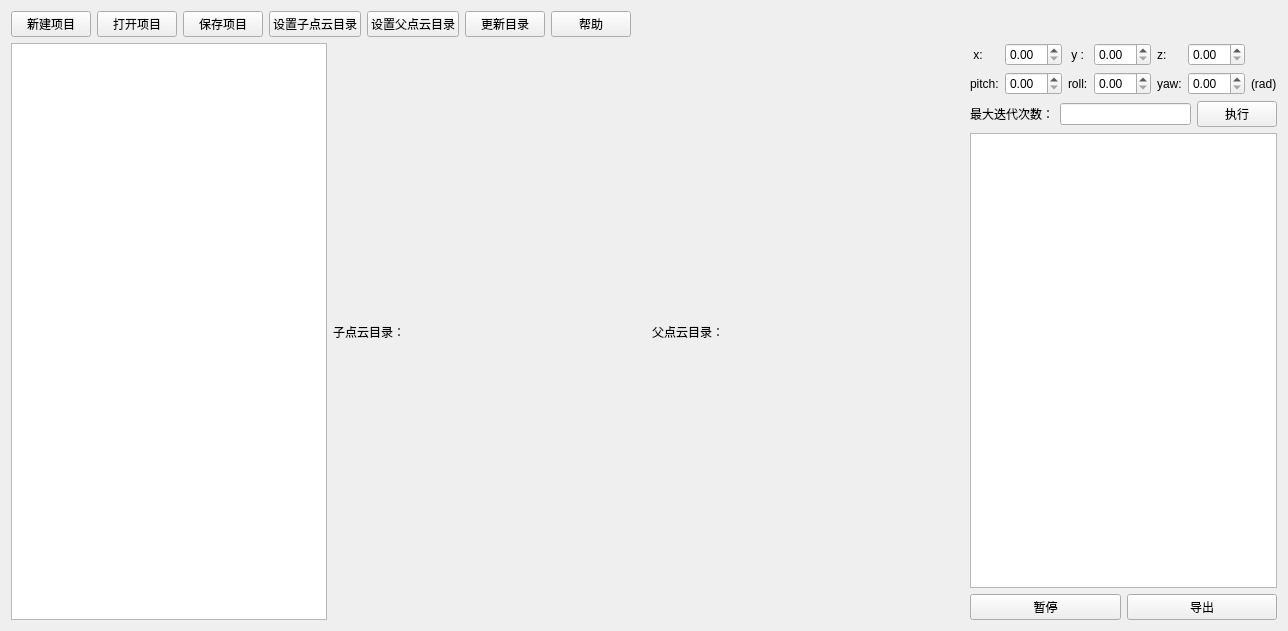
First picture: the form in lidarwithlidar.ui, repository JinwuuChen/calibration, before the edit.
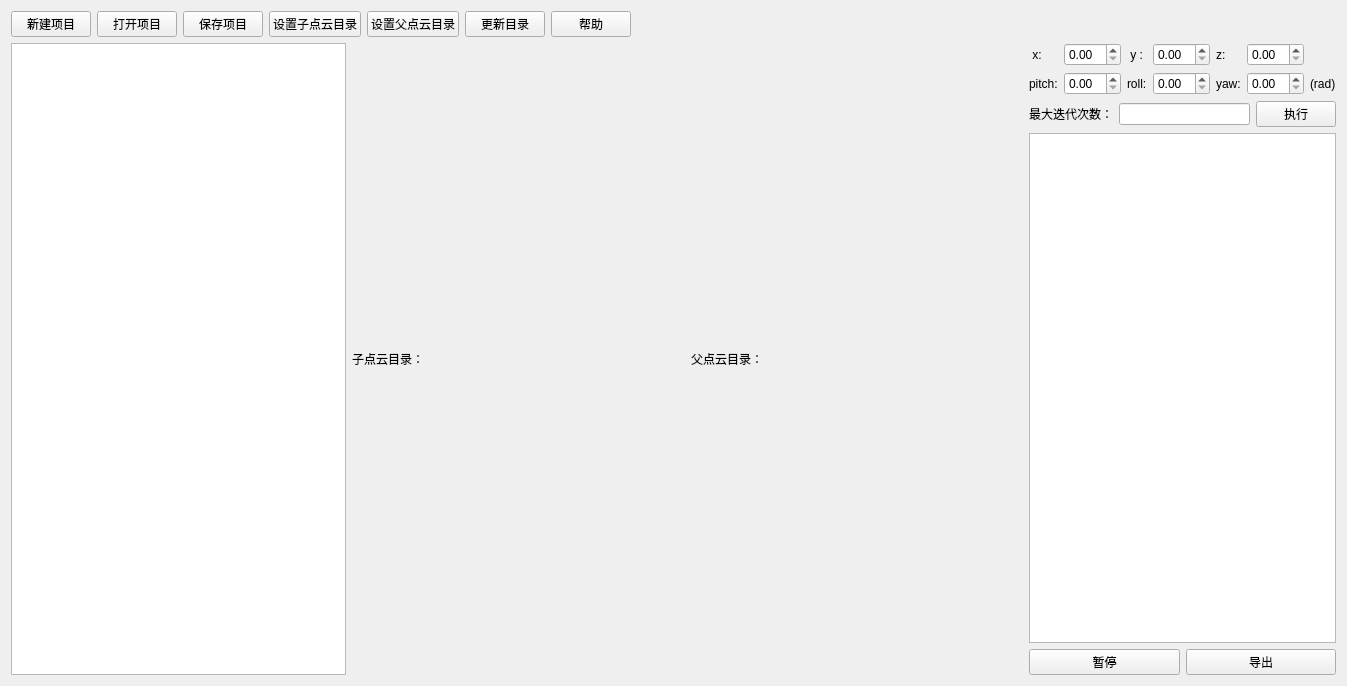
Second picture: the form after the edit.

The edit to the form file:
```diff
--- a/lidarwithlidar.ui
+++ b/lidarwithlidar.ui
@@ -6,8 +6,8 @@
    <rect>
     <x>0</x>
     <y>0</y>
-    <width>1288</width>
-    <height>631</height>
+    <width>1347</width>
+    <height>686</height>
    </rect>
   </property>
   <property name="windowTitle">
```
